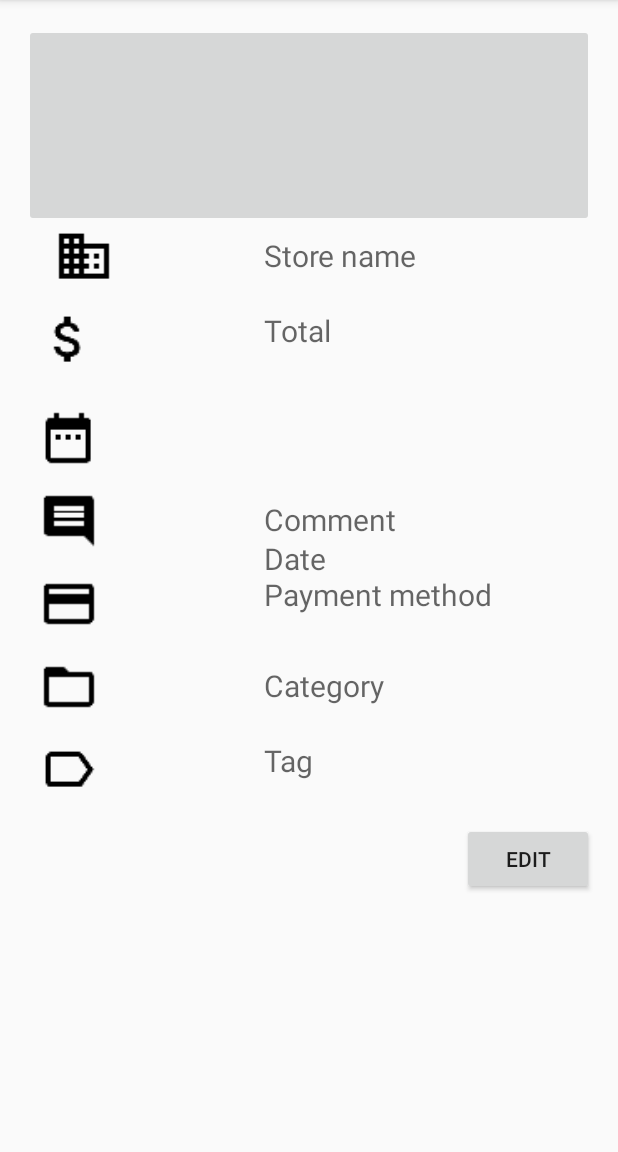
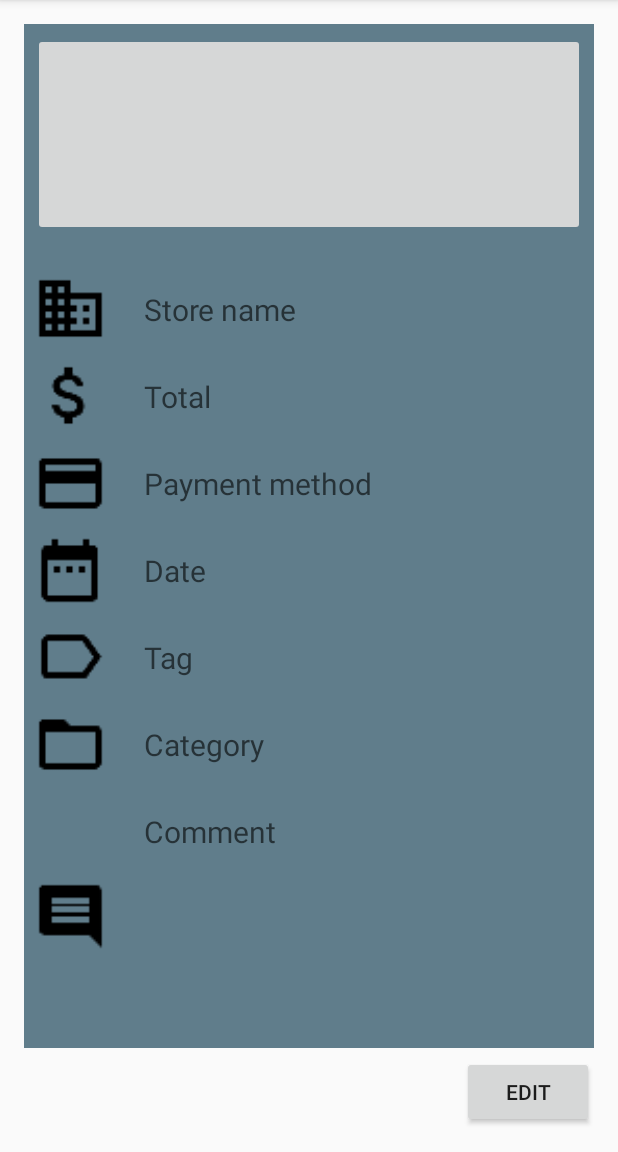
Before and after one commit to HassanNahhal/capstone_android, an Android app: the ViewReceiptActivity screen opened directly, with no data from a screen before it, on a phone screen of 412 x 824 dp, the part 84-1236 px from its top. Run offline under Robolectric (Android 15) with nearby library versions, the phone set to English and light mode, and no system bars.

Commit message:
use grid layout

```diff
--- a/Receipt_Keeper/app/src/main/res/layout/activity_view_receipt.xml
+++ b/Receipt_Keeper/app/src/main/res/layout/activity_view_receipt.xml
@@ -1,5 +1,5 @@
 <?xml version="1.0" encoding="utf-8"?>
-<RelativeLayout xmlns:android="http://schemas.android.com/apk/res/android"
+<LinearLayout xmlns:android="http://schemas.android.com/apk/res/android"
     xmlns:tools="http://schemas.android.com/tools"
     android:layout_width="match_parent"
     android:layout_height="match_parent"
@@ -7,60 +7,74 @@
     android:paddingLeft="@dimen/activity_horizontal_margin"
     android:paddingRight="@dimen/activity_horizontal_margin"
     android:paddingTop="@dimen/activity_vertical_margin"
-    tools:context="com.conestogac.receipt_keeper.ViewReceiptActivity">
-
+    android:orientation="vertical"
+    tools:context="com.conestogac.receipt_keeper.ViewReceiptActivity"
+    style="@style/AppTheme">
     <ScrollView
         android:layout_width="match_parent"
-        android:layout_height="match_parent"
-        android:fillViewport="true">
+        android:layout_height="wrap_content"
+        android:fillViewport="true"
+        android:layout_weight="0.6">
 
-
-        <RelativeLayout
+        <GridLayout
             android:layout_width="match_parent"
-            android:layout_height="wrap_content">
+            android:layout_height="wrap_content"
+            android:columnCount="2"
+            android:padding="2dp"
+            android:nestedScrollingEnabled="false"
+            android:columnOrderPreserved="false"
+            android:background="@drawable/design_snackbar_background"
+            android:backgroundTint="@color/blue_grey_500"
+            android:useDefaultMargins="true">
 
             <ImageButton
+                android:layout_row="0"
+                android:layout_column="0"
                 android:id="@+id/viewReceiptImageButton"
                 android:layout_width="match_parent"
                 android:layout_height="135dp"
-                android:contentDescription="@string/image_of_the_receipt" />
+                android:contentDescription="@string/image_of_the_receipt"
+                android:layout_columnSpan="2"
+                android:layout_marginBottom="20dp" />
 
 
             <ImageView
+                android:layout_row="1"
+                android:layout_column="0"
                 android:id="@+id/viewStoreNameImageView"
-                android:layout_width="40dp"
-                android:layout_height="40dp"
-                android:layout_alignStart="@+id/viewDateImageView"
-                android:layout_below="@+id/viewReceiptImageButton"
-                android:layout_marginLeft="10dp"
+                android:layout_width="50dp"
+                android:layout_height="50dp"
                 android:src="@drawable/ic_domain_black_24dp"
                 android:text="@string/store_name"
-                android:textAppearance="?android:attr/textAppearanceMedium" />
+                android:textAppearance="?android:attr/textAppearanceMedium"
+                android:layout_gravity="center_vertical" />
 
             <TextView
+                android:layout_row="1"
+                android:layout_column="1"
                 android:id="@+id/viewStoreNamTextView"
                 android:layout_width="220dp"
                 android:layout_height="50dp"
                 android:hint="Store name"
                 android:singleLine="true"
                 android:textSize="20dp"
-                android:layout_marginLeft="100dp"
-                android:layout_above="@+id/viewTotalTextView"
-                android:layout_alignParentEnd="true" />
+                android:gravity="center_vertical"
+                android:layout_marginLeft="20dp" />
 
             <ImageView
+                android:layout_row="2"
+                android:layout_column="0"
                 android:id="@+id/viewTotalImageView"
-                android:layout_width="40dp"
-                android:layout_height="40dp"
-                android:layout_alignParentStart="true"
-                android:layout_below="@+id/viewStoreNameImageView"
-                android:layout_marginLeft="10dp"
-                android:layout_marginTop="15dp"
+                android:layout_width="50dp"
+                android:layout_height="50dp"
                 android:src="@drawable/ic_attach_money_black_24dp"
                 android:text="@string/total"
-                android:textAppearance="?android:attr/textAppearanceMedium" />
+                android:textAppearance="?android:attr/textAppearanceMedium"
+                android:layout_gravity="center_vertical|left" />
 
             <TextView
+                android:layout_row="2"
+                android:layout_column="1"
                 android:id="@+id/viewTotalTextView"
                 android:layout_width="220dp"
                 android:layout_height="50dp"
@@ -68,23 +82,47 @@
                 android:hint="Total"
                 android:inputType="numberDecimal"
                 android:singleLine="true"
-                android:layout_alignTop="@+id/viewTotalImageView"
-                android:layout_alignStart="@+id/viewStoreNamTextView"
-                android:textSize="20dp" />
+                android:textSize="20dp"
+                android:gravity="center_vertical"
+                android:layout_marginLeft="20dp" />
 
             <ImageView
+                android:layout_row="3"
+                android:layout_column="0"
+                android:id="@+id/viewPaymentImageView"
+                android:layout_width="50dp"
+                android:layout_height="50dp"
+                android:src="@drawable/ic_payment_black_24dp"
+                android:text="@string/payment"
+                android:textAppearance="?android:attr/textAppearanceMedium"
+                android:layout_gravity="center_vertical" />
+
+            <TextView
+                android:layout_row="3"
+                android:layout_column="1"
+                android:id="@+id/viewPaymentTextView"
+                android:layout_width="220dp"
+                android:layout_height="50dp"
+                android:hint="Payment method"
+                android:singleLine="true"
+                android:textSize="20dp"
+                android:gravity="center_vertical"
+                android:layout_marginLeft="20dp" />
+
+            <ImageView
+                android:layout_row="4"
+                android:layout_column="0"
                 android:id="@+id/viewDateImageView"
-                android:layout_width="40dp"
-                android:layout_height="40dp"
-                android:layout_alignParentStart="true"
-                android:layout_below="@+id/viewTotalTextView"
-                android:layout_marginLeft="10dp"
-                android:layout_marginTop="15dp"
+                android:layout_width="50dp"
+                android:layout_height="50dp"
                 android:src="@drawable/ic_date_range_black_24dp"
                 android:text="@string/date"
-                android:textAppearance="?android:attr/textAppearanceMedium" />
+                android:textAppearance="?android:attr/textAppearanceMedium"
+                android:layout_gravity="center_vertical" />
 
             <TextView
+                android:layout_row="4"
+                android:layout_column="1"
                 android:id="@+id/viewDateTextView"
                 android:layout_width="220dp"
                 android:layout_height="50dp"
@@ -94,65 +132,69 @@
                 android:singleLine="true"
                 android:textSize="20dp"
                 android:layout_centerVertical="true"
-                android:layout_alignStart="@+id/viewTotalTextView" />
+                android:gravity="center_vertical"
+                android:layout_marginLeft="20dp" />
 
 
             <ImageView
+                android:layout_row="5"
+                android:layout_column="0"
                 android:id="@+id/viewTagImageView"
-                android:layout_width="40dp"
-                android:layout_height="40dp"
-                android:layout_alignParentStart="true"
-                android:layout_below="@+id/viewCategoryImageView"
-                android:layout_marginLeft="10dp"
-                android:layout_marginTop="15dp"
+                android:layout_width="50dp"
+                android:layout_height="50dp"
                 android:src="@drawable/ic_label_outline_black_24dp"
                 android:text="@string/tag"
-                android:textAppearance="?android:attr/textAppearanceMedium" />
+                android:textAppearance="?android:attr/textAppearanceMedium"
+                android:layout_gravity="center_vertical" />
 
             <TextView
+                android:layout_row="5"
+                android:layout_column="1"
                 android:id="@+id/viewTagTextView"
                 android:layout_width="150dp"
                 android:layout_height="50dp"
-                android:layout_alignStart="@+id/viewCategoryTextView"
-                android:layout_alignTop="@+id/viewTagImageView"
                 android:hint="Tag"
-                android:textSize="20dp" />
+                android:textSize="20dp"
+                android:gravity="center_vertical"
+                android:layout_marginLeft="20dp" />
 
             <ImageView
+                android:layout_row="6"
+                android:layout_column="0"
                 android:id="@+id/viewCategoryImageView"
-                android:layout_width="40dp"
-                android:layout_height="40dp"
-                android:layout_alignParentStart="true"
-                android:layout_below="@+id/viewPaymentImageView"
-                android:layout_marginLeft="10dp"
-                android:layout_marginTop="15dp"
+                android:layout_width="50dp"
+                android:layout_height="50dp"
                 android:src="@drawable/ic_folder_open_black_24dp"
                 android:text="@string/category"
-                android:textAppearance="?android:attr/textAppearanceMedium" />
+                android:textAppearance="?android:attr/textAppearanceMedium"
+                android:layout_gravity="center_vertical" />
 
 
             <TextView
+                android:layout_row="6"
+                android:layout_column="1"
                 android:id="@+id/viewCategoryTextView"
                 android:layout_width="150dp"
                 android:layout_height="50dp"
                 android:hint="Category"
                 android:textSize="20dp"
-                android:layout_above="@+id/viewTagTextView"
-                android:layout_alignStart="@+id/viewPaymentTextView" />
+                android:gravity="center_vertical"
+                android:layout_marginLeft="20dp" />
 
             <ImageView
+                android:layout_row="7"
+                android:layout_column="0"
                 android:id="@+id/viewCommentImageView"
-                android:layout_width="40dp"
-                android:layout_height="40dp"
-                android:layout_alignParentStart="true"
-                android:layout_below="@+id/viewDateImageView"
-                android:layout_marginLeft="10dp"
-                android:layout_marginTop="15dp"
+                android:layout_width="50dp"
+                android:layout_height="50dp"
                 android:src="@drawable/ic_comment_black_24dp"
                 android:text="@string/comment"
-                android:textAppearance="?android:attr/textAppearanceMedium" />
+                android:textAppearance="?android:attr/textAppearanceMedium"
+                android:layout_gravity="center_vertical" />
 
             <TextView
+                android:layout_row="7"
+                android:layout_column="1"
                 android:id="@+id/viewCommentTextView"
                 android:layout_width="220dp"
                 android:layout_height="50dp"
@@ -160,40 +202,15 @@
                 android:hint="Comment"
                 android:singleLine="true"
                 android:textSize="20dp"
-                android:layout_above="@+id/viewPaymentTextView"
-                android:layout_alignStart="@+id/viewPaymentTextView" />
-
-            <ImageView
-                android:id="@+id/viewPaymentImageView"
-                android:layout_width="40dp"
-                android:layout_height="40dp"
-                android:layout_alignParentStart="true"
-                android:layout_below="@+id/viewCommentImageView"
-                android:layout_marginLeft="10dp"
-                android:layout_marginTop="15dp"
-                android:src="@drawable/ic_payment_black_24dp"
-                android:text="@string/payment"
-                android:textAppearance="?android:attr/textAppearanceMedium" />
-
-            <TextView
-                android:id="@+id/viewPaymentTextView"
-                android:layout_width="220dp"
-                android:layout_height="50dp"
-                android:hint="Payment method"
-                android:singleLine="true"
-                android:textSize="20dp"
-                android:layout_alignTop="@+id/viewPaymentImageView"
-                android:layout_alignParentEnd="true" />
-
-            <Button
-                android:id="@+id/viewEditReceiptButton"
-                android:layout_width="wrap_content"
-                android:layout_height="wrap_content"
-                android:layout_alignEnd="@+id/viewPaymentTextView"
-                android:layout_below="@+id/viewTagTextView"
-                android:layout_marginTop="5dp"
-                android:text="@string/edit" />
-        </RelativeLayout>
-
+                android:gravity="center_vertical"
+                android:layout_marginLeft="20dp" />
+        </GridLayout>
     </ScrollView>
-</RelativeLayout>
+    <Button
+        android:id="@+id/viewEditReceiptButton"
+        android:layout_width="wrap_content"
+        android:layout_height="wrap_content"
+        android:layout_marginTop="5dp"
+        android:text="@string/edit"
+        android:layout_gravity="right" />
+</LinearLayout>
```
